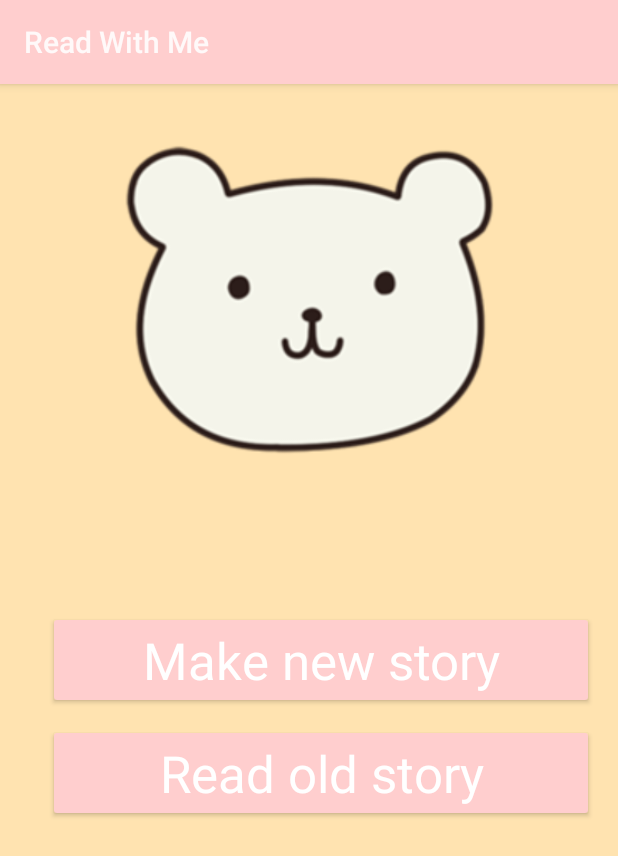
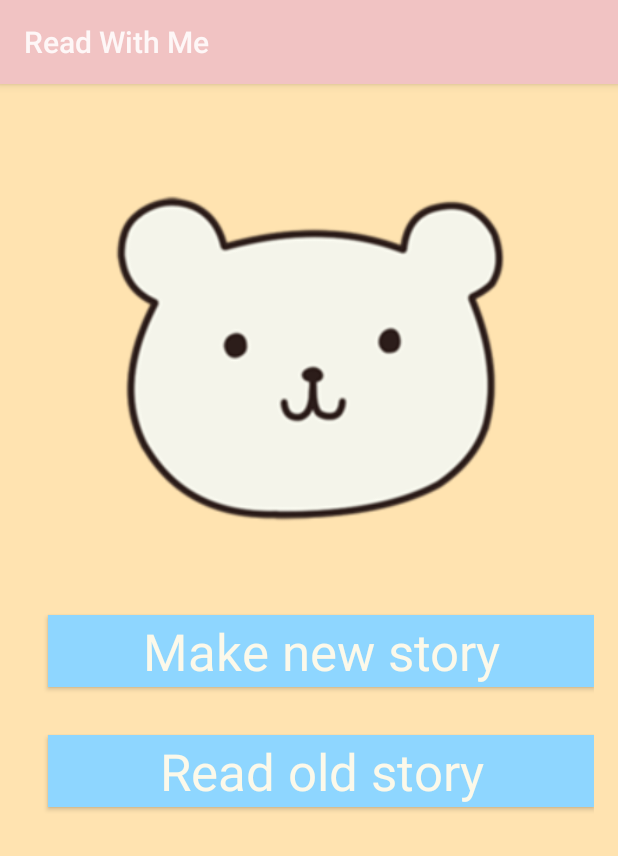
Before and after one commit to abigailduff98/CMSC436FinalProject, an Android app: the screen it shows after launch (ButtonActivity), on a phone screen of 412 x 824 dp. Shown: the top 856 px of the screen. Run offline under Robolectric (Android 15) with nearby library versions, the phone set to English and light mode, and no system bars.

Commit message:
aesthetic changes

```diff
--- a/app/src/main/res/layout/main.xml
+++ b/app/src/main/res/layout/main.xml
@@ -13,7 +13,8 @@
         android:contentDescription="@string/bear_desc"
         android:src="@drawable/mrwhite"
 
-        android:layout_centerHorizontal="true"/>
+        android:layout_centerHorizontal="true"
+        android:layout_marginTop="32dp"/>
 
     <Button
         android:id="@+id/createButton"
@@ -25,8 +26,11 @@
         android:text="@string/create_button_string"
         android:textAppearance="@android:style/TextAppearance.Material.Display1"
         android:textColor="@color/white"
+        android:background="@color/divider"
 
-        android:layout_centerVertical="true"/>
+        android:layout_below="@id/imageView1"
+        android:layout_centerVertical="true"
+        android:layout_marginTop="42dp"/>
 
     <Button
         android:id="@+id/readButton"
@@ -37,9 +41,10 @@
         android:text="@string/read_button_string"
         android:textAppearance="@android:style/TextAppearance.Material.Display1"
         android:textColor="@color/white"
+        android:background="@color/divider"
         android:onClick="clickRead"
 
         android:layout_below="@id/createButton"
-        android:layout_marginTop="10dp"/>
+        android:layout_marginTop="32dp"/>
 
 </RelativeLayout>
--- a/app/src/main/res/values/colors.xml
+++ b/app/src/main/res/values/colors.xml
@@ -1,12 +1,12 @@
 <?xml version="1.0" encoding="utf-8"?>
 <resources xmlns:tools="http://schemas.android.com/tools">
-    <color name="primary">#ffcece</color>
-    <color name="primary_dark">#ffc1c8</color>
+    <color name="primary">#F1C3C3</color>
+    <color name="primary_dark">#E9B1B7</color>
     <color name="accent">#E64A19</color>
     <color name="primary_text">#000000</color>
     <color name="secondary_text">#727272</color>
     <color name="edit_text">#202020</color>
-    <color name="white">#FFFFFF</color>
+    <color name="white">#fcf9ea</color>
     <color name="divider" tools:keep="@color/divider">#8ed6ff</color>
     <color name="primary_light">#ffe3b0</color>
 </resources>
--- a/app/src/main/res/values/dimens.xml
+++ b/app/src/main/res/values/dimens.xml
@@ -3,5 +3,5 @@
     <!-- Default screen margins, per the Android Design guidelines. -->
     <dimen name="activity_margin">16dp</dimen>
 
-    <dimen name="bear_width">250dp</dimen>
+    <dimen name="bear_width">264dp</dimen>
 </resources>
```
